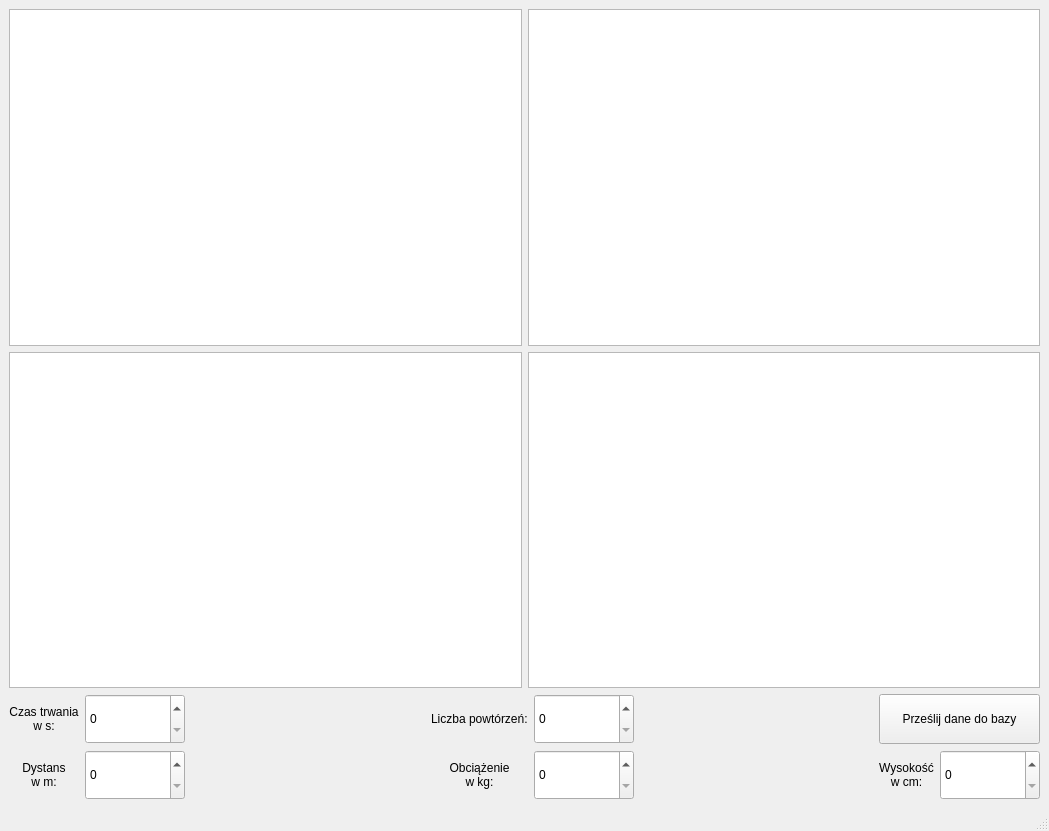
goshakowska/web_app_Fitbit, file simulation/simulation_window.ui: the form before one commit.
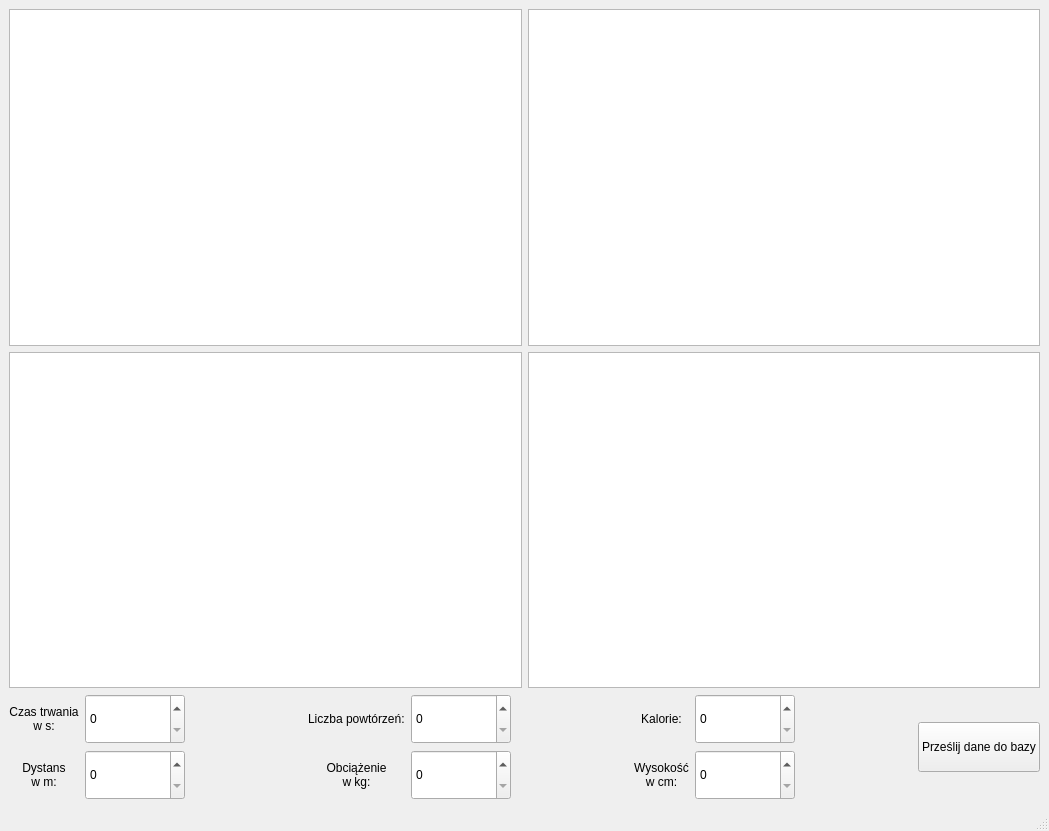
The form after the commit.

Commit message: added calories to apps

```diff
--- a/simulation/simulation_window.ui
+++ b/simulation/simulation_window.ui
@@ -38,7 +38,7 @@
        </layout>
       </item>
       <item>
-       <layout class="QHBoxLayout" name="horizontalLayout_6">
+       <layout class="QHBoxLayout" name="horizontalLayout_8">
         <item>
          <layout class="QVBoxLayout" name="verticalLayout_3">
           <item>
@@ -160,23 +160,28 @@
         <item>
          <layout class="QVBoxLayout" name="verticalLayout">
           <item>
-           <widget class="QPushButton" name="pushButton">
-            <property name="minimumSize">
-             <size>
-              <width>0</width>
-              <height>50</height>
-             </size>
-            </property>
-            <property name="maximumSize">
-             <size>
-              <width>300</width>
-              <height>16777215</height>
-             </size>
-            </property>
-            <property name="text">
-             <string>Prześlij dane do bazy</string>
-            </property>
-           </widget>
+           <layout class="QHBoxLayout" name="horizontalLayout_6">
+            <item>
+             <widget class="QLabel" name="label_6">
+              <property name="text">
+               <string>&lt;html&gt;&lt;head/&gt;&lt;body&gt;&lt;p align=&quot;center&quot;&gt;Kalorie:&lt;/p&gt;&lt;/body&gt;&lt;/html&gt;</string>
+              </property>
+              <property name="alignment">
+               <set>Qt::AlignCenter</set>
+              </property>
+             </widget>
+            </item>
+            <item>
+             <widget class="QSpinBox" name="calories">
+              <property name="minimumSize">
+               <size>
+                <width>100</width>
+                <height>50</height>
+               </size>
+              </property>
+             </widget>
+            </item>
+           </layout>
           </item>
           <item>
            <layout class="QHBoxLayout" name="horizontalLayout_5">
@@ -204,6 +209,38 @@
           </item>
          </layout>
         </item>
+        <item>
+         <spacer name="horizontalSpacer_3">
+          <property name="orientation">
+           <enum>Qt::Horizontal</enum>
+          </property>
+          <property name="sizeHint" stdset="0">
+           <size>
+            <width>40</width>
+            <height>20</height>
+           </size>
+          </property>
+         </spacer>
+        </item>
+        <item>
+         <widget class="QPushButton" name="pushButton">
+          <property name="minimumSize">
+           <size>
+            <width>0</width>
+            <height>50</height>
+           </size>
+          </property>
+          <property name="maximumSize">
+           <size>
+            <width>300</width>
+            <height>16777215</height>
+           </size>
+          </property>
+          <property name="text">
+           <string>Prześlij dane do bazy</string>
+          </property>
+         </widget>
+        </item>
        </layout>
       </item>
      </layout>
```
The commit also changes 2 other files.
